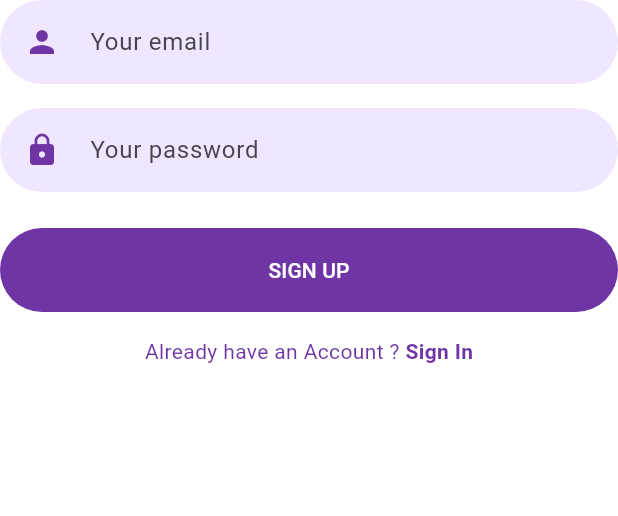
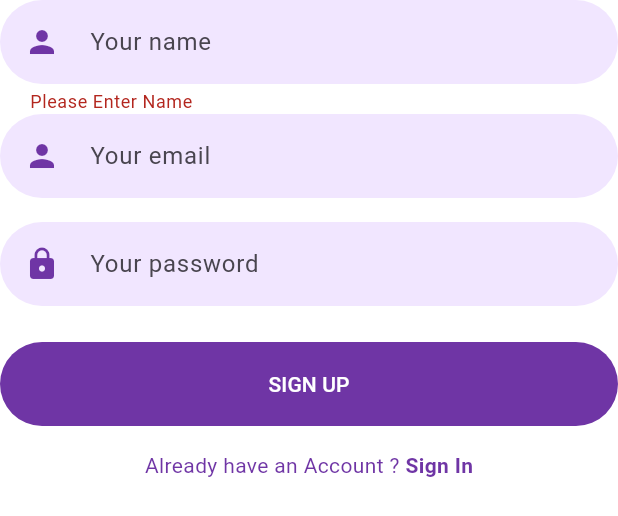
Before and after one commit to cs25d002/ISE-MobileApplication, a Flutter app: the SignUpForm widget shown alone on an empty page, opened directly, after a tap on "SIGN UP", on a phone screen of 412 x 824 dp. Shown: the top 516 px of the screen. Run offline on Flutter 3.47's test engine with Material 3 defaults, Android fonts, the light colour scheme and no system bars; our stand-ins replace firebase_auth, firebase_core, flutter_svg; accounts and stored records are empty.

Commit message:
modified signup form with firebase integration

```diff
--- a/vewha/lib/Screens/Signup/components/signup_form.dart
+++ b/vewha/lib/Screens/Signup/components/signup_form.dart
@@ -1,20 +1,86 @@
 import 'package:flutter/material.dart';
+import 'package:firebase_auth/firebase_auth.dart';
 
 import '../../../components/already_have_an_account_acheck.dart';
 import '../../../constants.dart';
 import '../../Login/login_screen.dart';
+import '../../home.dart';
 
-class SignUpForm extends StatelessWidget {
-  const SignUpForm({
-    Key? key,
-  }) : super(key: key);
+class SignUpForm extends StatefulWidget {
+  const SignUpForm({super.key});
+
+  @override
+  State<StatefulWidget> createState() => _SignUpState();
+}
+
+class _SignUpState extends State<SignUpForm> {
+  String email = "", password = "", name = "";
+  TextEditingController namecontroller = TextEditingController();
+  TextEditingController passwordcontroller = TextEditingController();
+  TextEditingController mailcontroller = TextEditingController();
+
+  final _formkey = GlobalKey<FormState>(); // helps to validate each text-field
+
+  registration() async {
+    if (password.isNotEmpty &&
+        namecontroller.text != "" &&
+        mailcontroller.text != "") {
+      try {
+        UserCredential userCredential = await FirebaseAuth.instance
+            .createUserWithEmailAndPassword(email: email, password: password);
+        ScaffoldMessenger.of(context).showSnackBar(const SnackBar(
+            content: Text(
+          "Registered Successfully",
+          style: TextStyle(fontSize: 20.0),
+        )));
+        Navigator.push(
+            context, MaterialPageRoute(builder: (context) => const Home()));
+      } on FirebaseAuthException catch (e) {
+        if (e.code == 'weak-password') {
+          ScaffoldMessenger.of(context).showSnackBar(const SnackBar(
+              backgroundColor: Colors.orangeAccent,
+              content: Text(
+                "Password Provided is too Weak",
+                style: TextStyle(fontSize: 18.0),
+              )));
+        } else if (e.code == "email-already-in-use") {
+          ScaffoldMessenger.of(context).showSnackBar(const SnackBar(
+              backgroundColor: Colors.orangeAccent,
+              content: Text(
+                "Account Already exists",
+                style: TextStyle(fontSize: 18.0),
+              )));
+        }
+      }
+    }
+  }
 
   @override
   Widget build(BuildContext context) {
     return Form(
+      key: _formkey,
       child: Column(
         children: [
           TextFormField(
+            validator: (value) {
+              if (value == null || value.isEmpty) return "Please Enter Name";
+              return null;
+            },
+            controller: namecontroller,
+            keyboardType: TextInputType.name,
+            textInputAction: TextInputAction.next,
+            cursorColor: kPrimaryColor,
+            onSaved: (email) {},
+            decoration: const InputDecoration(
+              hintText: "Your name",
+              prefixIcon: Padding(
+                padding: EdgeInsets.all(defaultPadding),
+                child: Icon(Icons.person),
+              ),
+            ),
+          ),
+          TextFormField(
+            controller: mailcontroller,
             keyboardType: TextInputType.emailAddress,
             textInputAction: TextInputAction.next,
             cursorColor: kPrimaryColor,
@@ -30,6 +96,7 @@ class SignUpForm extends StatelessWidget {
           Padding(
             padding: const EdgeInsets.symmetric(vertical: defaultPadding),
             child: TextFormField(
+              controller: passwordcontroller,
               textInputAction: TextInputAction.done,
               obscureText: true,
               cursorColor: kPrimaryColor,
@@ -44,7 +111,17 @@ class SignUpForm extends StatelessWidget {
           ),
           const SizedBox(height: defaultPadding / 2),
           ElevatedButton(
-            onPressed: () {}, // add functionality to sign up
+            onPressed: () // add functionality to sign up
+                {
+              if (_formkey.currentState!.validate()) {
+                setState(() {
+                  email = mailcontroller.text;
+                  name = namecontroller.text;
+                  password = passwordcontroller.text;
+                });
+              }
+              registration();
+            },
             child: Text("Sign Up".toUpperCase()),
           ),
           const SizedBox(height: defaultPadding),
--- /dev/null
+++ b/vewha/lib/Screens/home.dart
@@ -0,0 +1,20 @@
+import 'package:flutter/material.dart';
+
+class Home extends StatefulWidget {
+  const Home({super.key});
+
+  @override
+  State<Home> createState() => _HomeState();
+}
+
+class _HomeState extends State<Home> {
+  @override
+  Widget build(BuildContext context) {
+    return Scaffold(
+      appBar: AppBar(
+        title: Text("Home"),
+        centerTitle: true,
+      ),
+    );
+  }
+}
--- a/vewha/lib/main.dart
+++ b/vewha/lib/main.dart
@@ -24,7 +24,8 @@ import 'package:flutter/material.dart';
 import 'package:flutter_auth/Screens/Welcome/welcome_screen.dart';
 import 'package:flutter_auth/constants.dart';
 
-void main() async{
+// wait till firebase is inittialized before rendering front end
+void main() async {
   WidgetsFlutterBinding.ensureInitialized();
   await Firebase.initializeApp();
   runApp(const MyApp());
--- a/vewha/pubspec.yaml
+++ b/vewha/pubspec.yaml
@@ -19,8 +19,8 @@ environment:
 dependencies:
   flutter:
     sdk: flutter
-  firebase_core: ^3.10.0
-  firebase_auth: ^5.4.0
+  firebase_core: ^3.10.0 # connect firebase 3rd party services
+  firebase_auth: ^5.4.0 # connect auth services of firebase
 
   # The following adds the Cupertino Icons font to your application.
   # Use with the CupertinoIcons class for iOS style icons.
```
Also changed, not shown: vewha/lib/Screens/Signup/signup_screen.dart (+11 -2 lines), 2 other files.
